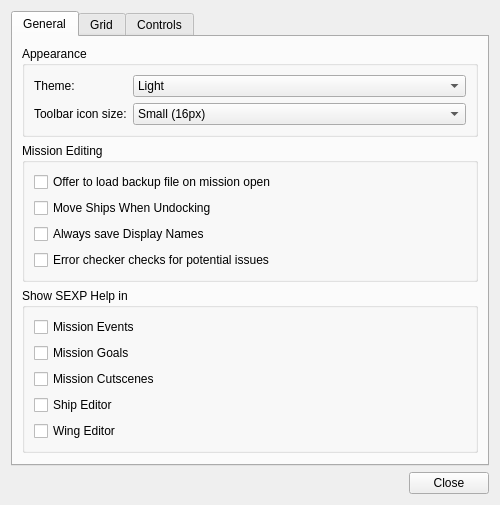
Qt form qtfred/ui/PreferencesDialog.ui (scp-fs2open/fs2open.github.com) before a commit.
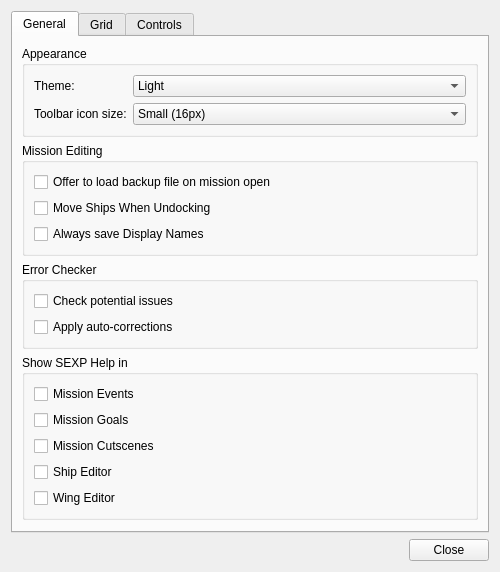
The same form after that commit.

Commit message: new qtfred error checker

Patch:
```diff
--- a/qtfred/ui/PreferencesDialog.ui
+++ b/qtfred/ui/PreferencesDialog.ui
@@ -107,10 +107,26 @@
             </property>
            </widget>
           </item>
+         </layout>
+        </widget>
+       </item>
+       <item>
+        <widget class="QGroupBox" name="errorCheckerGroup">
+         <property name="title">
+          <string>Error Checker</string>
+         </property>
+         <layout class="QVBoxLayout" name="errorCheckerLayout">
           <item>
-           <widget class="QCheckBox" name="errorCheckerChecksForPotentialIssues">
+           <widget class="QCheckBox" name="checkPotentialIssues">
             <property name="text">
-             <string>Error checker checks for potential issues</string>
+             <string>Check potential issues</string>
+            </property>
+           </widget>
+          </item>
+          <item>
+           <widget class="QCheckBox" name="applyAutoCorrections">
+            <property name="text">
+             <string>Apply auto-corrections</string>
             </property>
            </widget>
           </item>
```
The commit also changes 26 other files.
